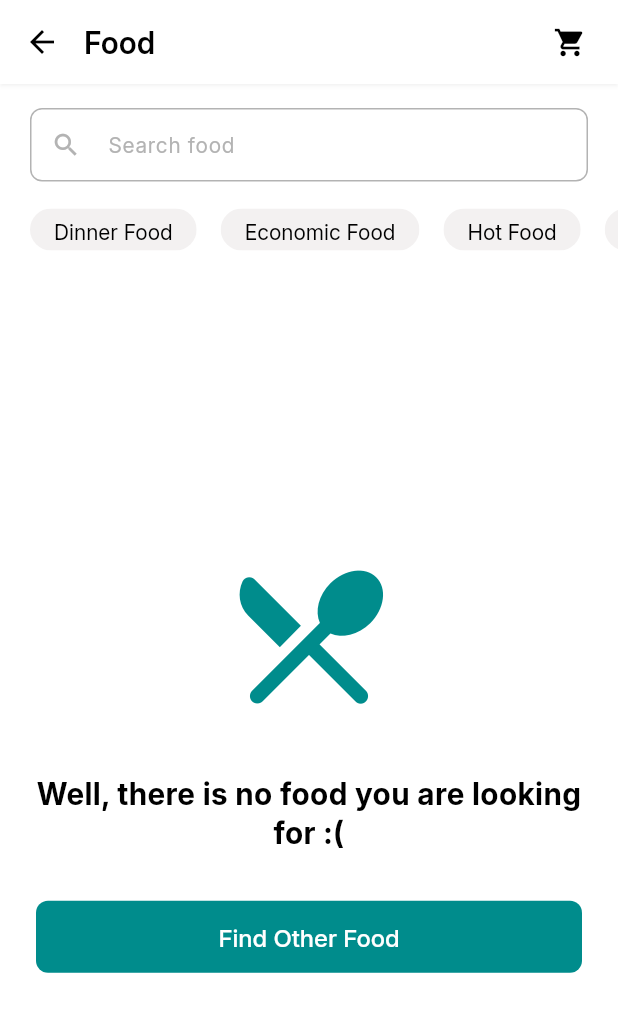
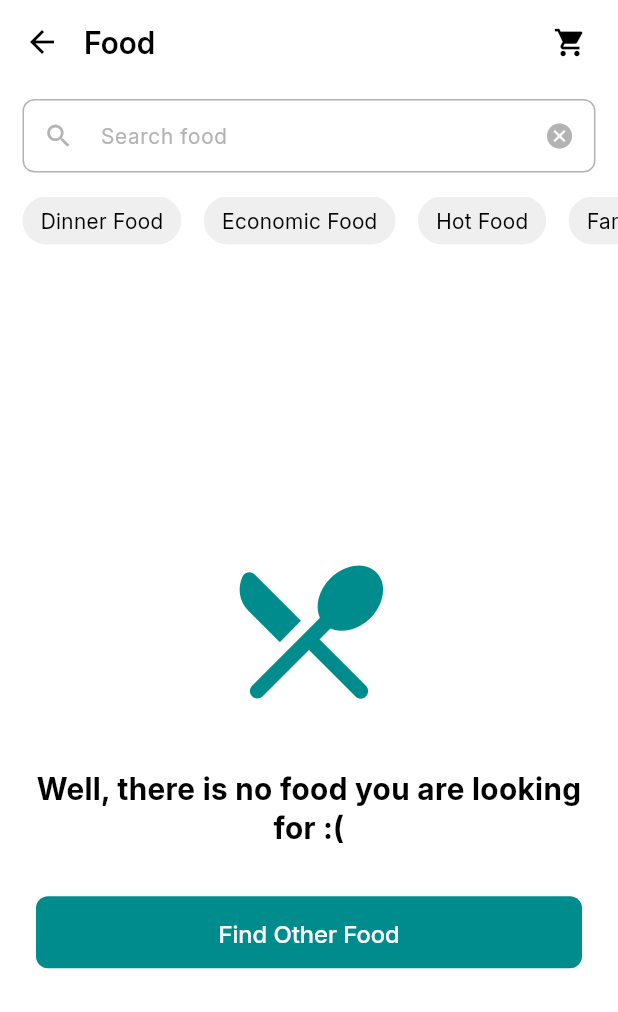
Before and after one commit to Aptafluxx/Madang, a Flutter app: the FoodScreen screen opened by its route, after a tap on "Find Other Food", on a phone screen of 412 x 824 dp. Shown: the top 1012 px of the screen. Run offline on Flutter 3.47's test engine with Material 3 defaults, Android fonts, the phone set to English and light mode, and no system bars; our stand-ins replace cached_network_image, cloud_firestore, firebase_auth, firebase_core, flutter_svg, get and 3 more; accounts and stored records are empty; generated files the repository leaves out were written again; statements that could not run were skipped.

Commit message:
feat: Refactor food and table features with UI enhancements and code cleanup

```diff
--- a/lib/features/food/data/controllers/food_controller.dart
+++ b/lib/features/food/data/controllers/food_controller.dart
@@ -10,7 +10,6 @@ class FoodController extends GetxController {
 
   final FoodRepository _repository;
 
-  /// Chip labels. They must match the `category` values in Firestore.
   static const List<String> categories = [
     'Dinner Food',
     'Economic Food',
@@ -21,13 +20,11 @@ class FoodController extends GetxController {
 
   List<FoodModel> _all = [];
 
-  /// What the screen shows (after search + chip filtering).
   final RxList<FoodModel> foods = <FoodModel>[].obs;
 
   final RxBool isLoading = false.obs;
   final RxnString errorMessage = RxnString();
 
-  /// null means no chip is selected (show all).
   final RxnString selectedCategory = RxnString();
   final RxString searchQuery = ''.obs;
 
@@ -37,13 +34,11 @@ class FoodController extends GetxController {
   void onInit() {
     super.onInit();
 
-    // Opened with a category, e.g. /food?category=Hot%20Food
     final initial = Get.parameters['category'];
     if (initial != null && categories.contains(initial)) {
       selectedCategory.value = initial;
     }
 
-    // Re-filter when the chip changes, or 300 ms after the user stops typing.
     ever(selectedCategory, (_) => _applyFilters());
     debounce(
       searchQuery,
@@ -71,9 +66,6 @@ class FoodController extends GetxController {
     }
   }
 
-  // ── Called by the screen ──────────────────────────────────────
-
-  /// Tapping the selected chip again unselects it.
   void selectCategory(String category) {
     selectedCategory.value = selectedCategory.value == category
         ? null
@@ -86,7 +78,7 @@ class FoodController extends GetxController {
     selectedCategory.value = null;
     searchTextController.clear();
     searchQuery.value = '';
-    _applyFilters(); // refresh right away, no 300 ms wait
+    _applyFilters();
   }
 
   @override
@@ -94,8 +86,6 @@ class FoodController extends GetxController {
     searchTextController.dispose();
     super.onClose();
   }
-
-  // ── Internals ─────────────────────────────────────────────────
 
   void _applyFilters() {
     final category = selectedCategory.value;
--- a/lib/features/food/data/models/food_model.dart
+++ b/lib/features/food/data/models/food_model.dart
@@ -1,6 +1,5 @@
 import 'package:intl/intl.dart';
 
-/// One document of the Firestore `foods` collection.
 class FoodModel {
   const FoodModel({
     required this.id,
@@ -15,8 +14,8 @@ class FoodModel {
   final String id;
   final String title;
   final String description;
-  final num price;
-  final num rating;
+  final double price;
+  final double rating;
   final String imageUrl;
   final String category;
 
@@ -32,15 +31,15 @@ class FoodModel {
     );
   }
 
-  static num _toNum(Object? value) =>
-      value is num ? value : num.tryParse('$value') ?? 0;
+  static double _toNum(Object? value) =>
+      value is num ? value.toDouble() : double.tryParse('$value') ?? 0;
 
-  static final NumberFormat _money =
-      NumberFormat.currency(locale: 'en_US', symbol: '\$');
+  static final NumberFormat _money = NumberFormat.currency(
+    locale: 'en_US',
+    symbol: '\$',
+  );
 
-  /// 6.35 becomes "$6.35"
   String get priceText => _money.format(price);
 
-  /// 4.9 becomes "4.9"
   String get ratingText => rating.toStringAsFixed(1);
 }
--- a/lib/features/food/data/repositories/food_repository.dart
+++ b/lib/features/food/data/repositories/food_repository.dart
@@ -1,14 +1,12 @@
 import 'package:cloud_firestore/cloud_firestore.dart';
 import 'package:madang/features/food/data/models/food_model.dart';
 
-/// The only place that talks to the Firestore `foods` collection.
 class FoodRepository {
   FoodRepository({FirebaseFirestore? firestore})
-      : _firestore = firestore ?? FirebaseFirestore.instance;
+    : _firestore = firestore ?? FirebaseFirestore.instance;
 
   final FirebaseFirestore _firestore;
 
-  /// Every food, best rated first.
   Future<List<FoodModel>> getAllFoods() async {
     final snapshot = await _firestore.collection('foods').get();
 
--- a/lib/features/food/presentation/food_screen.dart
+++ b/lib/features/food/presentation/food_screen.dart
@@ -2,6 +2,7 @@ import 'package:flutter/material.dart';
 import 'package:get/get.dart';
 import 'package:madang/app/routes/app_routes.dart';
 import 'package:madang/app/theme/app_colors.dart';
+import 'package:madang/core/widgets/custom_chip.dart';
 import 'package:madang/core/widgets/custom_text_field.dart';
 import 'package:madang/core/widgets/custom_top_navigation.dart';
 import 'package:madang/core/widgets/empty_state.dart';
@@ -27,18 +28,18 @@ class FoodScreen extends GetView<FoodController> {
 
   @override
   Widget build(BuildContext context) {
-    return Scaffold(
-      backgroundColor: AppColors.white,
+    return GestureDetector(
+      onTap: FocusScope.of(context).unfocus,
+      child: Scaffold(
         appBar: CustomTopNavigation(
           title: 'Food',
           showCart: true,
           onCartTap: _openCart,
-        elevation: 1,
         ),
         body: Column(
           crossAxisAlignment: CrossAxisAlignment.start,
           children: [
-          const SizedBox(height: 16),
+            const SizedBox(height: 10),
             _buildSearchField(),
             const SizedBox(height: 16),
             _buildChips(),
@@ -46,18 +47,22 @@ class FoodScreen extends GetView<FoodController> {
             Expanded(child: _buildContent()),
           ],
         ),
+      ),
     );
   }
 
   Widget _buildSearchField() {
     return Padding(
-      padding: const EdgeInsets.symmetric(horizontal: 20),
+      padding: const EdgeInsets.symmetric(horizontal: 15),
       child: CustomTextField(
         hintText: 'Search food',
         controller: controller.searchTextController,
         prefixIcon: Icons.search,
         textInputAction: TextInputAction.search,
+        keyboardType: .text,
         onChanged: controller.onSearchChanged,
+        suffixIcon: Icons.cancel,
+        onSuffixTap: () => controller.clearFilters(),
       ),
     );
   }
@@ -66,31 +71,18 @@ class FoodScreen extends GetView<FoodController> {
     return SizedBox(
       height: 32,
       child: Obx(() {
-        // Read the Rx value here, outside itemBuilder, so Obx can track it.
         final selected = controller.selectedCategory.value;
         return ListView.separated(
           scrollDirection: Axis.horizontal,
-          padding: const EdgeInsets.symmetric(horizontal: 20),
+          padding: const EdgeInsets.symmetric(horizontal: 15),
           itemCount: FoodController.categories.length,
-          separatorBuilder: (_, _) => const SizedBox(width: 16),
+          separatorBuilder: (_, _) => const SizedBox(width: 15),
           itemBuilder: (context, index) {
             final category = FoodController.categories[index];
-            return ChoiceChip(
-              label: Text(category),
-              selected: selected == category,
-              onSelected: (_) => controller.selectCategory(category),
-              side: BorderSide.none,
-              backgroundColor: const Color(0xFFF3F1F1),
-              selectedColor: const Color(0xFFDCEBEC),
-              labelPadding: const EdgeInsets.symmetric(horizontal: 8),
-              labelStyle: const TextStyle(
-                fontSize: 14,
-                color: Colors.black,
-                height: 1.6,
-              ),
-              visualDensity: VisualDensity.compact,
-              materialTapTargetSize: MaterialTapTargetSize.shrinkWrap,
-              shape: const StadiumBorder(),
+            return CustomChip(
+              label: category,
+              isSelected: selected == category,
+              onTap: () => controller.selectCategory(category),
             );
           },
         );
@@ -121,7 +113,7 @@ class FoodScreen extends GetView<FoodController> {
 
       final foods = controller.foods;
       if (foods.isEmpty) {
-        return EmptyState.search(
+        return EmptyState.food(
           title: 'Well, there is no food you are looking for :(',
           actionLabel: 'Find Other Food',
           onAction: controller.clearFilters,
@@ -136,14 +128,12 @@ class FoodScreen extends GetView<FoodController> {
         itemBuilder: (_, index) {
           final food = foods[index];
           return FoodCard(food: food, onTap: () {});
-          // return FoodCard(food: food, onTap: () => _openDetail(food));
         },
       );
     });
   }
 }
 
-/// Shimmering placeholder cards shown while food loads.
 class _FoodGridSkeleton extends StatelessWidget {
   const _FoodGridSkeleton();
 
--- a/lib/features/food/presentation/widgets/food_card.dart
+++ b/lib/features/food/presentation/widgets/food_card.dart
@@ -5,7 +5,6 @@ import 'package:madang/app/theme/app_text_theme.dart';
 import 'package:madang/core/widgets/shimmer_box.dart';
 import 'package:madang/features/food/data/models/food_model.dart';
 
-/// Grid card: image, title, rating and price. Sized by its grid cell.
 class FoodCard extends StatelessWidget {
   const FoodCard({super.key, required this.food, this.onTap});
 
@@ -48,10 +47,8 @@ class FoodCard extends StatelessWidget {
                         food.title,
                         maxLines: 1,
                         overflow: TextOverflow.ellipsis,
-                        style: AppTextStyles.subtitle2.copyWith(
-                          fontSize: 14,
+                        style: AppTextStyles.body2.copyWith(
                           fontWeight: FontWeight.w600,
-                          color: AppColors.black,
                         ),
                       ),
                       const SizedBox(height: 2),
@@ -60,7 +57,7 @@ class FoodCard extends StatelessWidget {
                           const Icon(
                             Icons.star,
                             size: 16,
-                            color: Color(0xFFF5B301),
+                            color: AppColors.accent,
                           ),
                           const SizedBox(width: 4),
                           Text(
@@ -72,15 +69,12 @@ class FoodCard extends StatelessWidget {
                           ),
                         ],
                       ),
-                      const SizedBox(height: 2),
+                      const SizedBox(height: 5),
                       Text(
                         food.priceText,
                         maxLines: 1,
                         overflow: TextOverflow.ellipsis,
-                        style: AppTextStyles.subtitle2.copyWith(
-                          fontSize: 14,
-                          color: AppColors.black,
-                        ),
+                        style: AppTextStyles.body2.copyWith(fontWeight: .w500),
                       ),
                     ],
                   ),
--- a/lib/features/table/presentation/table_screen.dart
+++ b/lib/features/table/presentation/table_screen.dart
@@ -104,7 +104,7 @@ class TableScreen extends GetView<TableController> {
 
       final tables = controller.tables;
       if (tables.isEmpty) {
-        return EmptyState(
+        return EmptyState.table(
           title: "Well, there is no table you are looking for :(",
           actionLabel: "Find Other Table",
           onAction: () => controller.clearFilters(),
```
Lines whose indentation alone changed are shown as unchanged.
